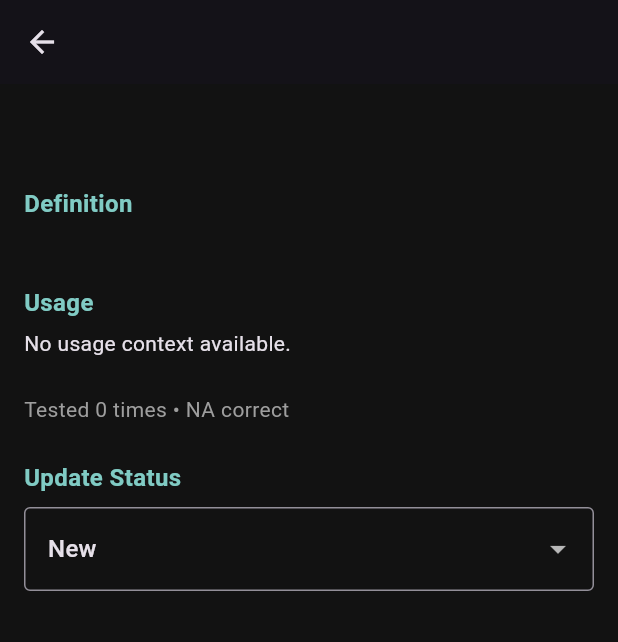
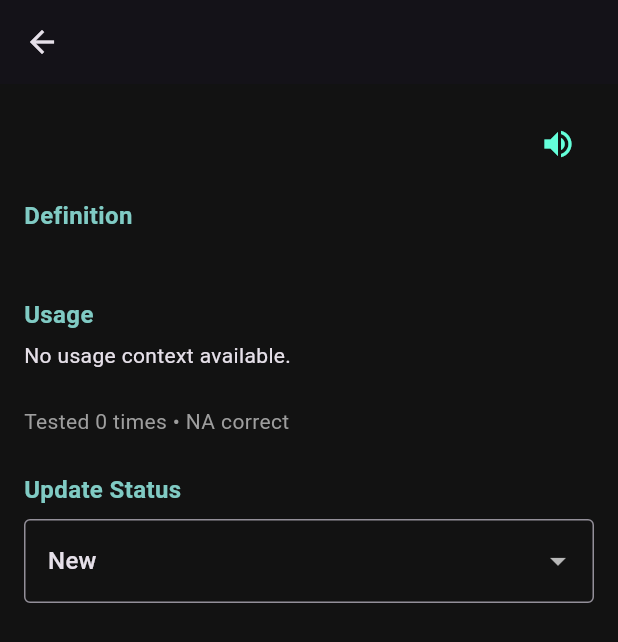
Before and after one commit to bryanlan/word_quizzer, a Flutter app: the WordDetailScreen screen opened directly with empty values, on a phone screen of 412 x 824 dp. Shown: the top 642 px of the screen. Run offline on Flutter 3.47's test engine with Material 3 defaults, Android fonts, the phone set to English and light mode, and no system bars; our stand-ins replace file_picker, fl_chart, flutter_tts, shared_preferences, sqflite, sqflite_common_ffi_web; missing offline and left inert: dart:html; accounts and stored records are empty.

Commit message:
Add promotion snackbars and pronunciation icons

```diff
--- a/mobile_app/lib/models.dart
+++ b/mobile_app/lib/models.dart
@@ -167,3 +167,15 @@ class Example {
     );
   }
 }
+
+class StatusChange {
+  final String fromStatus;
+  final String toStatus;
+  final bool promoted;
+
+  StatusChange({
+    required this.fromStatus,
+    required this.toStatus,
+    required this.promoted,
+  });
+}
--- a/mobile_app/lib/word_detail_screen.dart
+++ b/mobile_app/lib/word_detail_screen.dart
@@ -1,4 +1,5 @@
 import 'package:flutter/material.dart';
+import 'package:flutter_tts/flutter_tts.dart';
 import 'db_helper.dart';
 import 'models.dart';
 
@@ -25,6 +26,7 @@ class _WordDetailScreenState extends State<WordDetailScreen> {
 
   late String currentStatus;
   bool isSaving = false;
+  final FlutterTts flutterTts = FlutterTts();
 
   @override
   void initState() {
@@ -32,12 +34,28 @@ class _WordDetailScreenState extends State<WordDetailScreen> {
     currentStatus = statusOptions.contains(widget.word.status)
         ? widget.word.status
         : 'New';
+    _initTts();
+  }
+
+  Future<void> _initTts() async {
+    await flutterTts.setLanguage("en-US");
+    await flutterTts.setSpeechRate(0.5);
+  }
+
+  void _speakWord(String word) {
+    flutterTts.speak(word);
   }
 
   String _percentCorrect() {
     if (widget.word.totalAttempts == 0) return "NA";
     final percent = (widget.word.correctAttempts / widget.word.totalAttempts) * 100;
     return "${percent.round()}%";
+  }
+
+  @override
+  void dispose() {
+    flutterTts.stop();
+    super.dispose();
   }
 
   @override
@@ -52,9 +70,20 @@ class _WordDetailScreenState extends State<WordDetailScreen> {
         child: Column(
           crossAxisAlignment: CrossAxisAlignment.start,
           children: [
-            Text(
-              widget.word.wordStem,
-              style: const TextStyle(fontSize: 28, fontWeight: FontWeight.bold),
+            Row(
+              children: [
+                Expanded(
+                  child: Text(
+                    widget.word.wordStem,
+                    style: const TextStyle(fontSize: 28, fontWeight: FontWeight.bold),
+                  ),
+                ),
+                IconButton(
+                  icon: const Icon(Icons.volume_up, color: Colors.tealAccent),
+                  onPressed: () => _speakWord(widget.word.wordStem),
+                  tooltip: 'Pronounce',
+                ),
+              ],
             ),
             const SizedBox(height: 12),
             Text(
```
Also changed, not shown: mobile_app/lib/db_helper.dart (+28 -6 lines), mobile_app/lib/quiz_screen.dart (+32 -6 lines), mobile_app/lib/word_list_screen.dart (+23 -0 lines).
